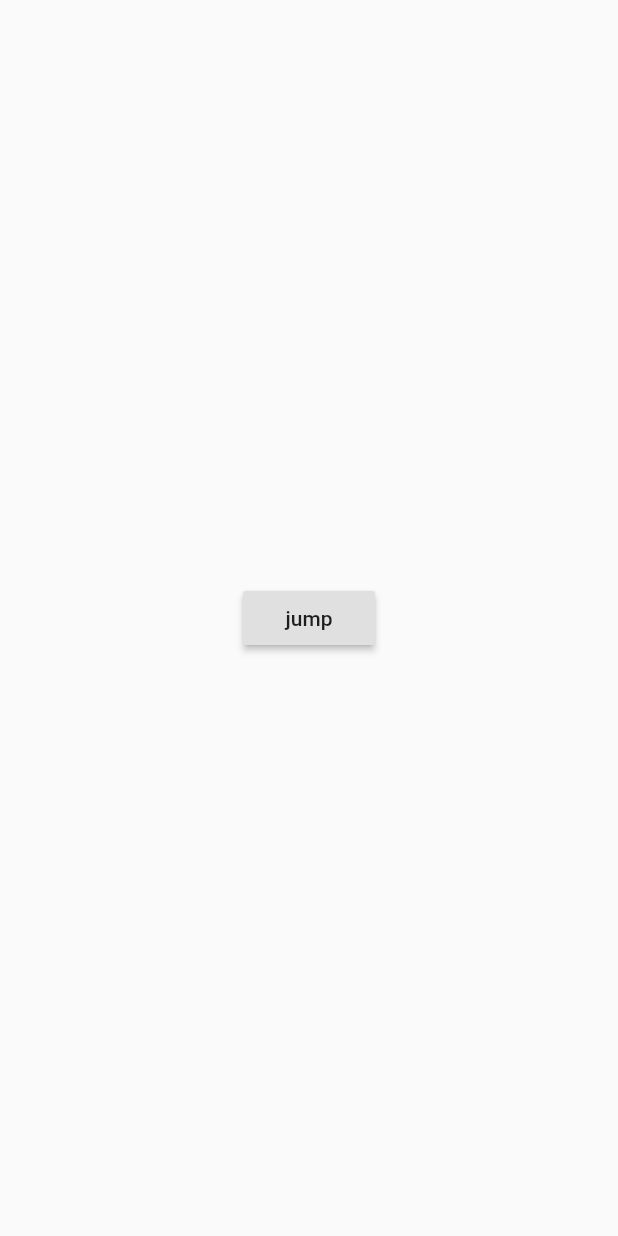
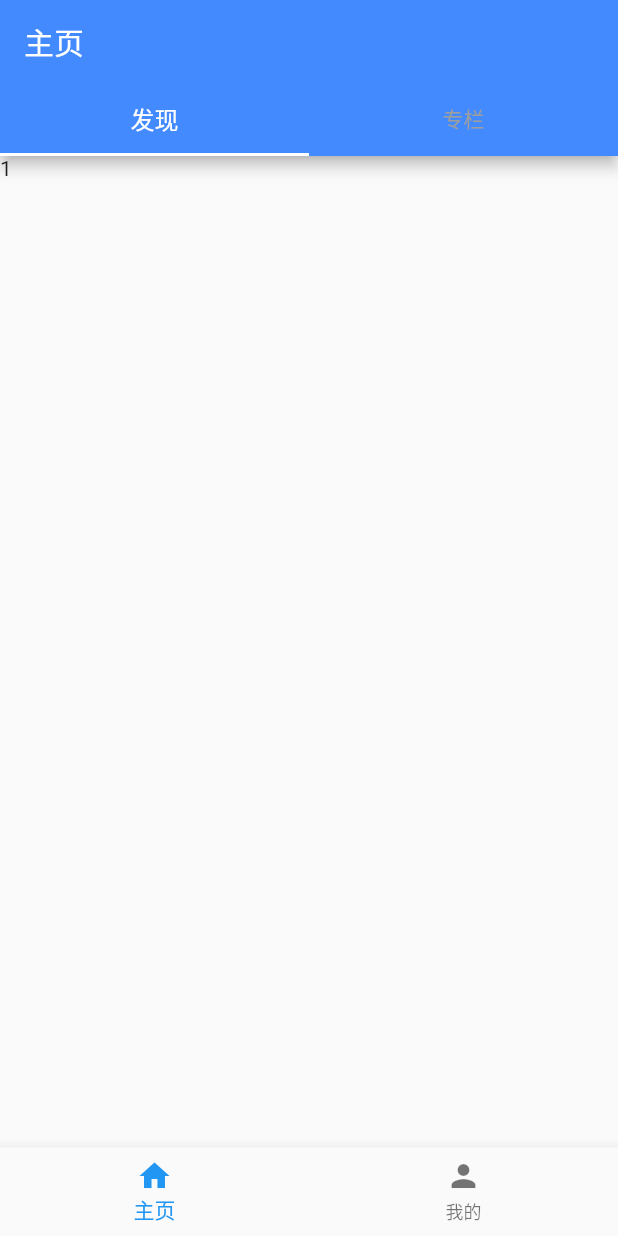
Before and after one commit to satoukibi413732/news_reader, a Flutter app: the screen it shows after launch, on a phone screen of 412 x 824 dp. Run offline on Flutter 3.47's test engine with Material 2 defaults, Android fonts, the phone set to English and light mode, and no system bars; our stand-ins replace fluro; statements that could not run were skipped.

Commit message:
'新增下方导航栏，新增发现和我的页面'

```diff
--- a/lib/pages/home/home_page.dart
+++ b/lib/pages/home/home_page.dart
@@ -1,24 +1,40 @@
 import 'package:flutter/material.dart';
-import 'package:news_reader/utils/navigator_util.dart';
+import 'package:news_reader/pages/home/news_page.dart';
+import 'package:news_reader/pages/mine/mine_page.dart';
 
 class HomePage extends StatefulWidget {
   @override
   HomePageState createState() => new HomePageState();
 }
 
-class HomePageState extends State<HomePage> {
+class HomePageState extends State<HomePage> with TickerProviderStateMixin {
+  int _selectedIndex = 0;
+  PageController _pageController = PageController(
+    initialPage: 0,
+  );
   @override
   Widget build(BuildContext context) {
     return Scaffold(
-      body: Center(
-        child: RaisedButton(
-          child: Text('jump'),
-          onPressed: () {
-            NavigatorUtil.goNotFoundPage(context);
-//            Application.router.navigateTo(context, '/404');
-          },
+        bottomNavigationBar: BottomNavigationBar(
+          items: <BottomNavigationBarItem>[
+            BottomNavigationBarItem(icon: Icon(Icons.home), title: Text('主页')),
+            BottomNavigationBarItem(
+                icon: Icon(Icons.person), title: Text('我的')),
+          ],
+          currentIndex: _selectedIndex,
+          fixedColor: Colors.blue,
+          onTap: _onItemTapped,
         ),
-      ),
-    );
+        body: PageView(
+          controller: _pageController,
+          children: <Widget>[NewsPage(), MinePage()],
+        ));
+  }
+
+  void _onItemTapped(int index) {
+    _pageController.jumpToPage(index);
+    setState(() {
+      _selectedIndex = index;
+    });
   }
 }
--- /dev/null
+++ b/lib/pages/home/news_page.dart
@@ -0,0 +1,44 @@
+import 'package:flutter/material.dart';
+import 'package:news_reader/pages/home/tabbar/discover_tabbar.dart';
+import 'package:news_reader/pages/home/tabbar/section_tabbar.dart';
+
+class NewsPage extends StatefulWidget {
+  @override
+  _NewsPageState createState() => new _NewsPageState();
+}
+
+class _NewsPageState extends State<NewsPage> with TickerProviderStateMixin {
+  int _menuIndex = 0;
+  TabController _tabController;
+  List tabs = ['发现', "专栏"];
+  @override
+  void initState() {
+    super.initState();
+    _tabController = TabController(length: tabs.length, vsync: this);
+  }
+
+  Widget build(BuildContext context) {
+    return Scaffold(
+      appBar: AppBar(
+        title: Text('主页'),
+        bottom: TabBar(
+            indicatorColor: Colors.white,
+            labelStyle: TextStyle(fontSize: 16, color: Colors.white),
+            unselectedLabelStyle: TextStyle(fontSize: 14, color: Colors.grey),
+            controller: _tabController,
+            tabs: tabs
+                .map((e) => Tab(
+                      text: e,
+                    ))
+                .toList()),
+      ),
+      body: TabBarView(
+        controller: _tabController,
+        children: <Widget>[
+          DiscoverTabBar(),
+          SectionTabBar(),
+        ],
+      ),
+    );
+  }
+}
--- /dev/null
+++ b/lib/pages/home/tabbar/discover_tabbar.dart
@@ -0,0 +1,11 @@
+import 'package:flutter/material.dart';
+
+class DiscoverTabBar extends StatelessWidget {
+  @override
+  Widget build(BuildContext context) {
+    // TODO: implement build
+    return Container(
+      child: Text('1'),
+    );
+  }
+}
--- a/lib/route/routes.dart
+++ b/lib/route/routes.dart
@@ -6,6 +6,7 @@ import 'package:news_reader/route/router_handlers.dart';
 class Routes {
   static String home = '/';
   static String notFound = '/404';
+  static String mine = '/mine';
   static void configureRoutes(Router router) {
     router.notFoundHandler = new Handler(
         handlerFunc: (BuildContext context, Map<String, List<String>> params) {
```
Also changed, not shown: lib/pages/home/tabbar/section_tabbar.dart (added, +11 -0 lines), lib/pages/mine/mine_page.dart (added, +17 -0 lines), lib/pages/not_found_page.dart (+5 -3 lines), lib/route/router_handlers.dart (+3 -4 lines).
